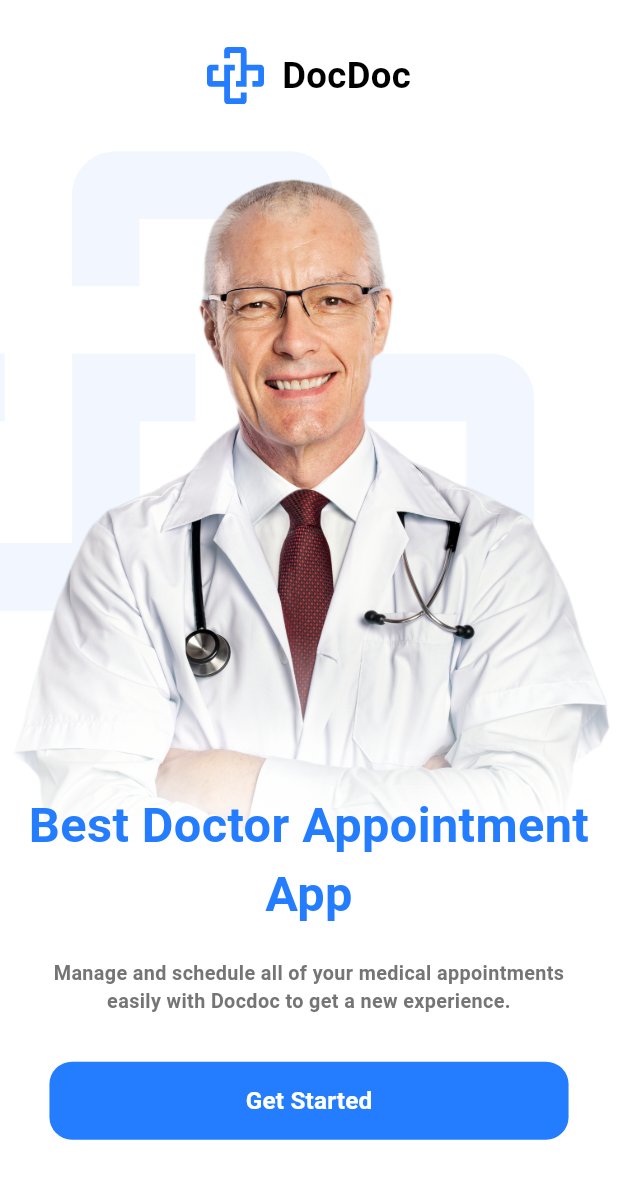
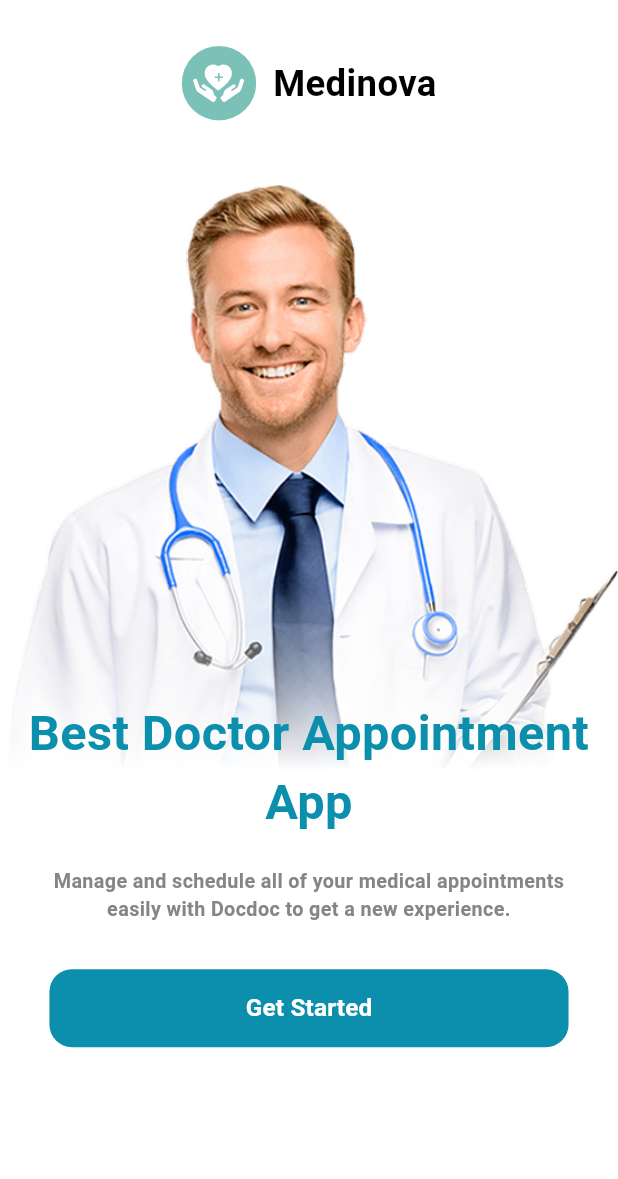
Before and after one commit to wogoodwael/flutter_advanced_app, a Flutter app: the screen it shows after launch, on a phone screen of 412 x 824 dp. Shown: the top 1179 px of the screen. Run offline on Flutter 3.47's test engine with Material 3 defaults, Android fonts, the phone set to English and light mode, and no system bars; our stand-ins replace flutter_screenutil, flutter_svg.

Commit message:
change the logo change the doc pictures change the colors of app

```diff
--- a/lib/core/theme/colors.dart
+++ b/lib/core/theme/colors.dart
@@ -1,6 +1,7 @@
 import 'package:flutter/widgets.dart';
 
 class ColorsManager {
-  static const Color primary = Color(0xff247CFF);
-  static const Color grey = Color(0xff757575);
+  static const Color primary = Color(0xff0B8FAC);
+  static const Color secondary = Color(0xff7BC1B7);
+  static const Color grey = Color(0xff858585);
 }
--- a/lib/features/onboarding/onboarding_screen.dart
+++ b/lib/features/onboarding/onboarding_screen.dart
@@ -18,7 +18,7 @@ class OnboardingScreen extends StatelessWidget {
             child: Column(
               children: [
                 DoclogoAndName(),
-                SizedBox(height: 30.h),
+                SizedBox(height: 40.h),
                 DoctorImageAndText(),
                 Padding(
                   padding: EdgeInsets.symmetric(horizontal: 30.w),
--- a/lib/features/onboarding/widgets/doclogo_and_name.dart
+++ b/lib/features/onboarding/widgets/doclogo_and_name.dart
@@ -12,8 +12,8 @@ class DoclogoAndName extends StatelessWidget {
       spacing: 10.w,
       mainAxisAlignment: MainAxisAlignment.center,
       children: [
-        SvgPicture.asset("assets/svgs/logo.svg"),
-        Text("DocDoc", style: TextStyles.font24Black700weight),
+        SvgPicture.asset("assets/svgs/Medinova_logo.svg", width: 50),
+        Text("Medinova", style: TextStyles.font24Black700weight),
       ],
     );
   }
--- a/lib/features/onboarding/widgets/doctor_image_and_text.dart
+++ b/lib/features/onboarding/widgets/doctor_image_and_text.dart
@@ -1,6 +1,6 @@
 import 'package:advanced_app/core/theme/styles.dart';
 import 'package:flutter/material.dart';
-import 'package:flutter_svg/svg.dart';
+import 'package:flutter_screenutil/flutter_screenutil.dart';
 
 class DoctorImageAndText extends StatelessWidget {
   const DoctorImageAndText({super.key});
@@ -9,7 +9,7 @@ class DoctorImageAndText extends StatelessWidget {
   Widget build(BuildContext context) {
     return Stack(
       children: [
-        SvgPicture.asset("assets/svgs/logo_back.svg"),
+
         Container(
           foregroundDecoration: BoxDecoration(
             gradient: LinearGradient(
@@ -19,7 +19,7 @@ class DoctorImageAndText extends StatelessWidget {
               colors: [Colors.white, Colors.white.withValues(alpha: 0)],
             ),
           ),
-          child: Image.asset("assets/images/doc_image.png"),
+          child: Image.asset("assets/images/doctor.png", height: 450.h),
         ),
         Positioned(
           left: 0,
```
Also changed, not shown: assets/images/doctor.png (added), assets/svgs/Medinova_logo.svg (added).
